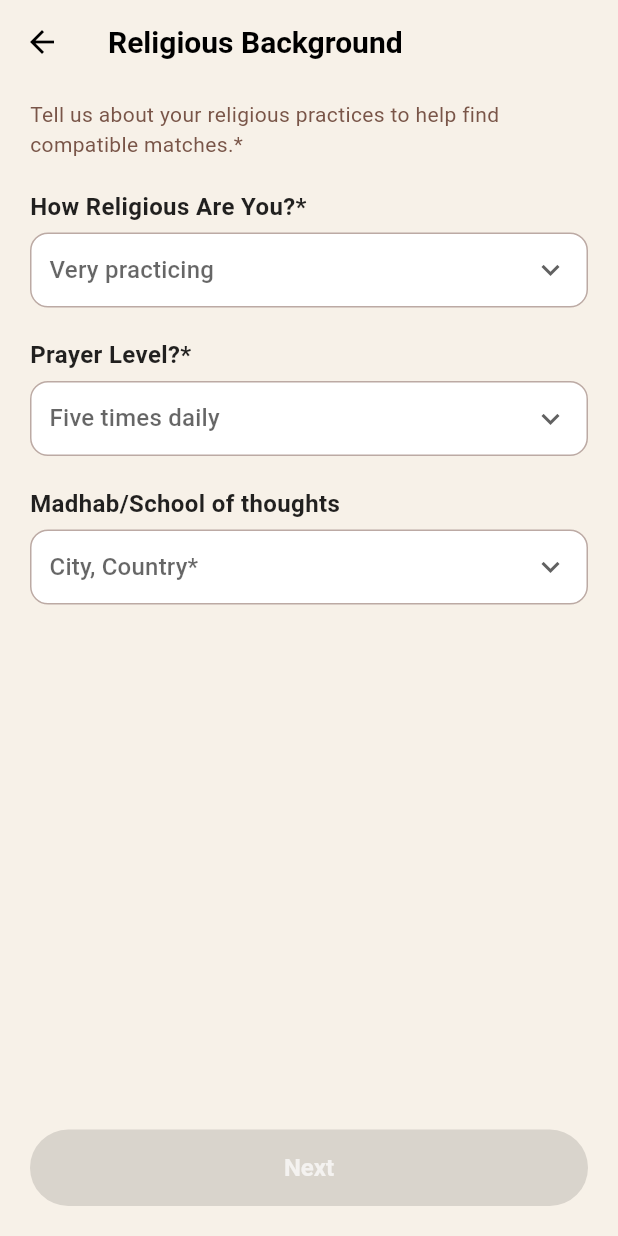
After one commit to muhammadhamza67/nikahplus, a Flutter app: the ReligiousBackgroundScreen screen opened directly, on a phone screen of 412 x 824 dp. The commit adds this screen. Run offline on Flutter 3.47's test engine with Material 3 defaults, Android fonts, the phone set to English and light mode, and no system bars; our stand-ins replace font_awesome_flutter, image_picker; Roboto replaces fonts that are missing (Poppins); statements that could not run were skipped.

Commit message:
Add last screen

```diff
--- /dev/null
+++ b/lib/screens/religious_background_screen.dart
@@ -0,0 +1,182 @@
+import 'package:flutter/material.dart';
+
+class ReligiousBackgroundScreen extends StatefulWidget {
+  const ReligiousBackgroundScreen({super.key});
+
+  @override
+  State<ReligiousBackgroundScreen> createState() => _ReligiousBackgroundScreenState();
+}
+
+class _ReligiousBackgroundScreenState extends State<ReligiousBackgroundScreen> {
+  String? religiosity;
+  String? prayerLevel;
+  String? madhabLocation;
+
+  final beigeColor = const Color(0xFFF7F1E8);
+  final borderColor = Colors.brown.shade200;
+
+  final religiosityOptions = [
+    'Very practicing',
+    'Moderately Practicing',
+    'Somewhat practicing',
+    'Not very practising',
+    'Cultural connection only',
+  ];
+
+  final prayerOptions = [
+    'Five times daily',
+    'Most prayers daily',
+    'Friday prayers only',
+    'Occasionally',
+    'Rarely/Never',
+  ];
+
+  @override
+  Widget build(BuildContext context) {
+    return Scaffold(
+      backgroundColor: beigeColor,
+      appBar: AppBar(
+        backgroundColor: beigeColor,
+        elevation: 0,
+        leading: IconButton(
+          icon: const Icon(Icons.arrow_back, color: Colors.black),
+          onPressed: () => Navigator.pop(context),
+        ),
+        title: const Text(
+          'Religious Background',
+          style: TextStyle(
+            fontWeight: FontWeight.bold,
+            fontSize: 20,
+            color: Colors.black,
+          ),
+        ),
+      ),
+      body: Padding(
+        padding: const EdgeInsets.symmetric(horizontal: 20, vertical: 10),
+        child: Column(
+          crossAxisAlignment: CrossAxisAlignment.start,
+          children: [
+            const Text(
+              'Tell us about your religious practices to help find compatible matches.*',
+              style: TextStyle(
+                fontSize: 14,
+                color: Colors.brown,
+              ),
+            ),
+            const SizedBox(height: 20),
+
+            /// How Religious Are You?
+            const Text(
+              'How Religious Are You?*',
+              style: TextStyle(fontWeight: FontWeight.w600),
+            ),
+            const SizedBox(height: 6),
+            buildDropdown(
+              value: religiosity,
+              items: religiosityOptions,
+              hint: 'Very practicing',
+              onChanged: (val) => setState(() => religiosity = val),
+            ),
+
+            const SizedBox(height: 20),
+
+            /// Prayer Level
+            const Text(
+              'Prayer Level?*',
+              style: TextStyle(fontWeight: FontWeight.w600),
+            ),
+            const SizedBox(height: 6),
+            buildDropdown(
+              value: prayerLevel,
+              items: prayerOptions,
+              hint: 'Five times daily',
+              onChanged: (val) => setState(() => prayerLevel = val),
+            ),
+
+            const SizedBox(height: 20),
+
+            /// Madhab / School of Thought
+            const Text(
+              'Madhab/School of thoughts',
+              style: TextStyle(fontWeight: FontWeight.w600),
+            ),
+            const SizedBox(height: 6),
+            Container(
+              decoration: BoxDecoration(
+                color: Colors.white,
+                border: Border.all(color: borderColor),
+                borderRadius: BorderRadius.circular(12),
+              ),
+              padding: const EdgeInsets.symmetric(horizontal: 12),
+              child: DropdownButtonHideUnderline(
+                child: DropdownButton<String>(
+                  value: madhabLocation,
+                  hint: const Text('City, Country*'),
+                  isExpanded: true,
+                  icon: const Icon(Icons.keyboard_arrow_down),
+                  items: ['Hanafi - Pakistan', 'Shafi - Egypt', 'Hanbali - Saudi Arabia']
+                      .map((e) => DropdownMenuItem(value: e, child: Text(e)))
+                      .toList(),
+                  onChanged: (val) => setState(() => madhabLocation = val),
+                ),
+              ),
+            ),
+
+            const Spacer(),
+
+            /// Next Button
+            SizedBox(
+              width: double.infinity,
+              child: ElevatedButton(
+                onPressed: null, // Disabled as in the screenshot
+                style: ElevatedButton.styleFrom(
+                  backgroundColor: const Color(0xFFE3D5C8),
+                  shape: RoundedRectangleBorder(
+                    borderRadius: BorderRadius.circular(30),
+                  ),
+                  padding: const EdgeInsets.symmetric(vertical: 16),
+                ),
+                child: const Text(
+                  'Next',
+                  style: TextStyle(color: Colors.white70, fontSize: 16),
+                ),
+              ),
+            ),
+            const SizedBox(height: 10),
+          ],
+        ),
+      ),
+    );
+  }
+
+  Widget buildDropdown({
+    required String? value,
+    required List<String> items,
+    required String hint,
+    required void Function(String?) onChanged,
+  }) {
+    return Container(
+      decoration: BoxDecoration(
+        color: Colors.white,
+        border: Border.all(color: Colors.brown.shade200),
+        borderRadius: BorderRadius.circular(12),
+      ),
+      padding: const EdgeInsets.symmetric(horizontal: 12),
+      child: DropdownButtonHideUnderline(
+        child: DropdownButton<String>(
+          value: value,
+          isExpanded: true,
+          icon: const Icon(Icons.keyboard_arrow_down),
+          hint: Text(hint),
+          items: items.map((item) {
+            return DropdownMenuItem(
+              value: item,
+              child: Text(item),
+            );
+          }).toList(),
+          onChanged: onChanged,
+        ),
+      ),
+    );
+  }
+}
--- a/lib/screens/upload_photos_screen.dart
+++ b/lib/screens/upload_photos_screen.dart
@@ -1,6 +1,7 @@
 import 'dart:io';
 import 'package:flutter/material.dart';
 import 'package:image_picker/image_picker.dart';
+import 'package:nikkah_screens/screens/religious_background_screen.dart'; // <-- Update this to your correct path
 
 const Color goldColor = Color(0xFFFFD700);
 const Color buttonColor = Color(0xFFB9986D);
@@ -195,14 +196,22 @@ class _UploadPhotosScreenState extends State<UploadPhotosScreen> {
                 SizedBox(
                   width: double.infinity,
                   child: ElevatedButton(
-                    onPressed: () {
-                      Navigator.pushNamed(context, '/completeProfile');
-                    },
+                    onPressed: _isFormValid()
+                        ? () {
+                            Navigator.push(
+                              context,
+                              MaterialPageRoute(
+                                builder: (context) =>
+                                    const ReligiousBackgroundScreen(),
+                              ),
+                            );
+                          }
+                        : null,
                     style: ElevatedButton.styleFrom(
                       backgroundColor:
                           _isFormValid() ? buttonColor : Colors.grey.shade300,
                       foregroundColor: Colors.white,
-                      padding: const EdgeInsets.symmetric(vertical: 10), // 👈 Shorter height
+                      padding: const EdgeInsets.symmetric(vertical: 10),
                       shape: RoundedRectangleBorder(
                         borderRadius: BorderRadius.circular(40),
                       ),
```
